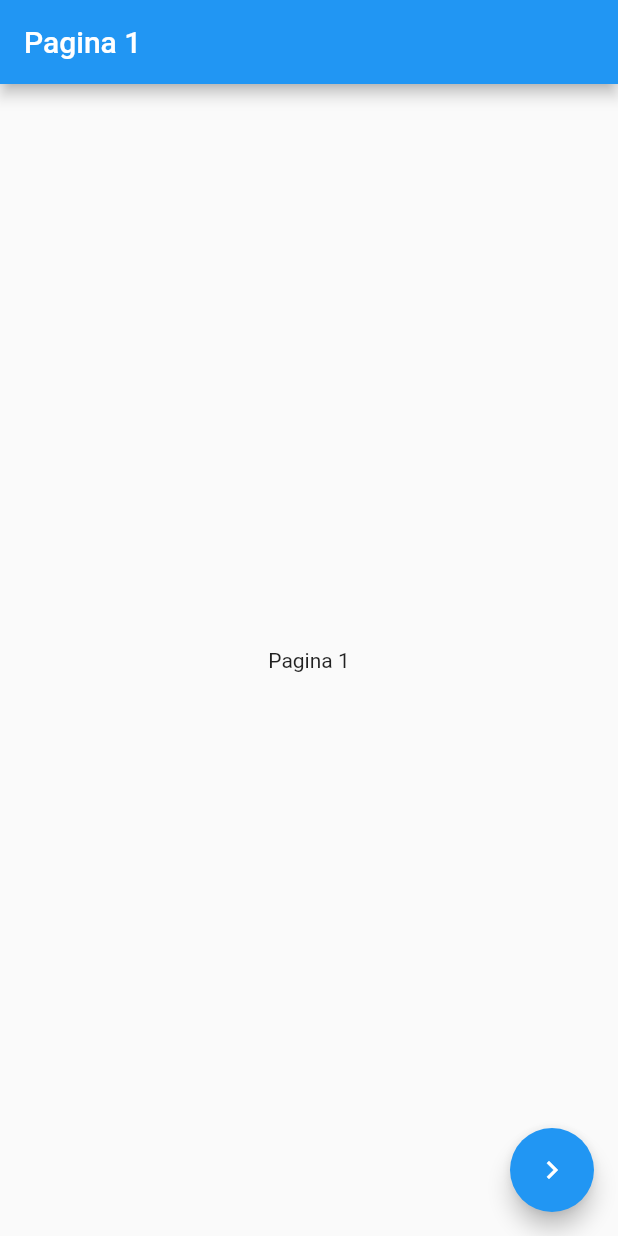
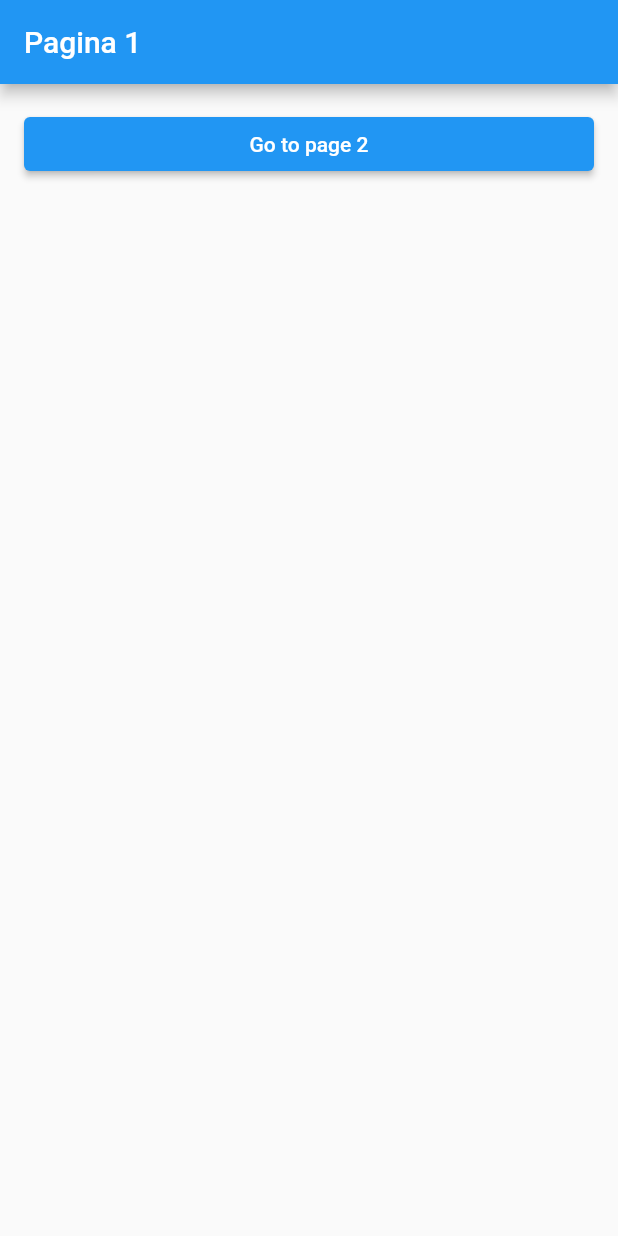
Before and after one commit to titoworlddev/transicion_app, a Flutter app: the screen it shows after launch, on a phone screen of 412 x 824 dp. Run offline on Flutter 3.47's test engine with Material 2 defaults, Android fonts, the phone set to English and light mode, and no system bars.

Commit message:
Creating navigation buttons

```diff
--- a/lib/src/pages/pagina1_page.dart
+++ b/lib/src/pages/pagina1_page.dart
@@ -1,4 +1,5 @@
 import 'package:flutter/material.dart';
+import 'package:transicion_app/src/widgets/transition_button.dart';
 
 import '../helpers/navigation_helpers.dart';
 import 'pagina2_page.dart';
@@ -8,41 +9,69 @@ class Pagina1Page extends StatelessWidget {
 
   @override
   Widget build(BuildContext context) {
+    List navigations = [
+      () => Navigate.push.cupertino(context, pagina: const Pagina2Page()),
+      () => Navigate.push.defaults(context, pagina: const Pagina2Page()),
+      () => Navigate.push.fade(context, pagina: const Pagina2Page()),
+      () => Navigate.push.material(context, pagina: const Pagina2Page()),
+      () => Navigate.push.rotation(context, pagina: const Pagina2Page()),
+      () => Navigate.push.scale(context, pagina: const Pagina2Page()),
+      () => Navigate.push.slide(context, pagina: const Pagina2Page()),
+      () => Navigate.push.custom(context, pagina: const Pagina2Page(),
+              transitionsBuilder: (x, animation, animation2, child) {
+            final parent =
+                CurvedAnimation(parent: animation, curve: Curves.easeInOut);
+            return FadeTransition(
+              opacity: Tween<double>(begin: 0, end: 1).animate(parent),
+              child: child,
+            );
+          }),
+    ];
+
     return Scaffold(
       appBar: AppBar(
         title: const Text('Pagina 1'),
       ),
-      body: const Center(
-        child: Text('Pagina 1'),
+      body: Padding(
+        padding: const EdgeInsets.all(16),
+        child: ListView(
+          children: [
+            TransitionButton(
+              onPressed: () =>
+                  Navigate.push.defaults(context, pagina: const Pagina2Page()),
+              text: 'Go to page 2',
+            )
+          ],
+        ),
       ),
-      floatingActionButton: FloatingActionButton(
-        onPressed: () {
-          // Navigate.push.cupertino(context, pagina: const Pagina2Page());
-          Navigate.push.defaults(context, pagina: const Pagina2Page());
-          // Navigate.push.fade(context, pagina: const Pagina2Page());
-          // Navigate.push.material(context, pagina: const Pagina2Page());
-          // Navigate.push.rotation(context, pagina: const Pagina2Page());
-          // Navigate.push.scale(context, pagina: const Pagina2Page());
-          // Navigate.push.slide(context, pagina: const Pagina2Page());
+      // floatingActionButton: FloatingActionButton(
+      //   onPressed: () {
+      //     // Navigate.push.cupertino(context, pagina: const Pagina2Page());
+      //     Navigate.push.defaults(context, pagina: const Pagina2Page());
+      //     // Navigate.push.fade(context, pagina: const Pagina2Page());
+      //     // Navigate.push.material(context, pagina: const Pagina2Page());
+      //     // Navigate.push.rotation(context, pagina: const Pagina2Page());
+      //     // Navigate.push.scale(context, pagina: const Pagina2Page());
+      //     // Navigate.push.slide(context, pagina: const Pagina2Page());
 
-          // Navigate.push.custom(context, pagina: const Pagina2Page(),
-          //     transitionsBuilder: (x, animation, animation2, child) {
-          //   final parent =
-          //       CurvedAnimation(parent: animation, curve: Curves.easeInOut);
-          //   return FadeTransition(
-          //     opacity: Tween<double>(begin: 0, end: 1).animate(parent),
-          //     child: child,
-          //   );
-          // });
+      //     // Navigate.push.custom(context, pagina: const Pagina2Page(),
+      //     //     transitionsBuilder: (x, animation, animation2, child) {
+      //     //   final parent =
+      //     //       CurvedAnimation(parent: animation, curve: Curves.easeInOut);
+      //     //   return FadeTransition(
+      //     //     opacity: Tween<double>(begin: 0, end: 1).animate(parent),
+      //     //     child: child,
+      //     //   );
+      //     // });
 
-          // Navigate.pushReplacement.scale(context, pagina: Pagina2Page());
+      //     // Navigate.pushReplacement.scale(context, pagina: Pagina2Page());
 
-          // Lo que se uso en el curso
-          // Navigator.push(context, MaterialPageRoute(builder: (x) => Pagina2Page()));
-          // Navigator.push(context, crearRuta(pagina: Pagina2Page()));
-        },
-        child: const Icon(Icons.keyboard_arrow_right),
-      ),
+      //     // Lo que se uso en el curso
+      //     // Navigator.push(context, MaterialPageRoute(builder: (x) => Pagina2Page()));
+      //     // Navigator.push(context, crearRuta(pagina: Pagina2Page()));
+      //   },
+      //   child: const Icon(Icons.keyboard_arrow_right),
+      // ),
     );
   }
 
--- /dev/null
+++ b/lib/src/widgets/transition_button.dart
@@ -0,0 +1,20 @@
+import 'package:flutter/material.dart';
+
+class TransitionButton extends StatelessWidget {
+  final void Function()? onPressed;
+  final String text;
+
+  const TransitionButton({
+    Key? key,
+    required this.onPressed,
+    required this.text,
+  }) : super(key: key);
+
+  @override
+  Widget build(BuildContext context) {
+    return ElevatedButton(
+      onPressed: onPressed,
+      child: Text(text),
+    );
+  }
+}
```
